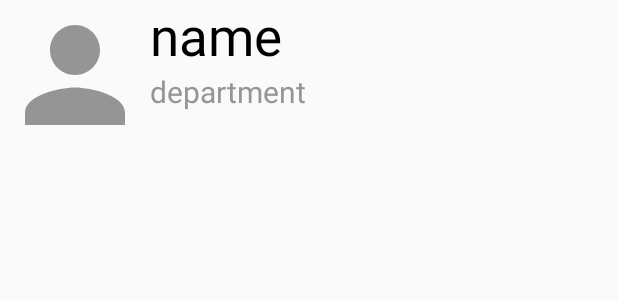
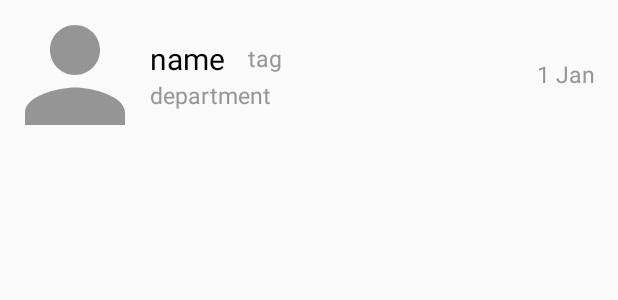
Before and after one commit to mironoff2007/persons_cards_list_viewpager, an Android app: the layout item_user.xml on its own in the app's theme, with its tools: preview values and no code run, on a phone screen of 412 x 824 dp. Shown: the top 300 px of the screen. Run offline under Robolectric (Android 15) with nearby library versions, the phone set to English and light mode, and no system bars.

Commit message:
Tag and birthday text is added to recyclerview item

```diff
--- a/app/src/main/java/ru/mironov/persons_cards_list_viewpager/ui/MainActivity.kt
+++ b/app/src/main/java/ru/mironov/persons_cards_list_viewpager/ui/MainActivity.kt
@@ -139,7 +139,7 @@ class MainActivity : AppCompatActivity() {
         bindingDialog.radioBirthDaySort.isChecked=SortBy.BIRTHDAY_SORT==sortBy
 
         dialog.requestWindowFeature(Window.FEATURE_NO_TITLE)
-        dialog.setContentView(bindingDialog.root)//R.layout.bottomsheetlayout)
+        dialog.setContentView(bindingDialog.root)
 
         dialog.show()
         dialog.window?.setLayout(ViewGroup.LayoutParams.MATCH_PARENT, ViewGroup.LayoutParams.WRAP_CONTENT)
@@ -169,6 +169,7 @@ class MainActivity : AppCompatActivity() {
     override fun onDestroy() {
         super.onDestroy()
         binding.search.removeTextChangedListener(textChangeListener)
+        bindingDialog.radioGroup.setOnCheckedChangeListener(null)
         _binding = null
         _bindingDialog=null
     }
--- a/app/src/main/java/ru/mironov/persons_cards_list_viewpager/ui/TabFragment.kt
+++ b/app/src/main/java/ru/mironov/persons_cards_list_viewpager/ui/TabFragment.kt
@@ -15,6 +15,7 @@ import androidx.recyclerview.widget.DividerItemDecoration
 import androidx.recyclerview.widget.LinearLayoutManager
 import dagger.hilt.android.AndroidEntryPoint
 import ru.mironov.persons_cards_list_viewpager.R
+import ru.mironov.persons_cards_list_viewpager.SortBy
 import ru.mironov.persons_cards_list_viewpager.Status
 import ru.mironov.persons_cards_list_viewpager.databinding.FragmentTabBinding
 import ru.mironov.persons_cards_list_viewpager.retrofit.JsonUser
@@ -78,6 +79,7 @@ class TabFragment : Fragment() {
             when (status) {
 
                 is Status.DATA -> {
+                    adapter.sortBy=viewModel.getParams()!!.sortBy
                     adapter.users = status.usersList!!.clone() as ArrayList<JsonUser?>
                 }
                 is Status.LOADING -> {
--- a/app/src/main/java/ru/mironov/persons_cards_list_viewpager/ui/recyclerview/UsersAdapter.kt
+++ b/app/src/main/java/ru/mironov/persons_cards_list_viewpager/ui/recyclerview/UsersAdapter.kt
@@ -5,6 +5,7 @@ import android.view.LayoutInflater
 import android.view.View
 import android.view.ViewGroup
 import androidx.recyclerview.widget.RecyclerView
+import ru.mironov.persons_cards_list_viewpager.SortBy
 import ru.mironov.persons_cards_list_viewpager.databinding.ItemUserBinding
 import ru.mironov.persons_cards_list_viewpager.retrofit.JsonUser
 import ru.mironov.persons_cards_list_viewpager.util.DepartmentNameUtil
@@ -18,7 +19,9 @@ class UsersAdapter(
 
     var users: ArrayList<JsonUser?> = ArrayList()
 
-    @SuppressLint("NotifyDataSetChanged")
+    var sortBy: SortBy?=null
+
+        @SuppressLint("NotifyDataSetChanged")
     set(newValue) {
         field = newValue
         notifyDataSetChanged()
@@ -38,6 +41,14 @@ class UsersAdapter(
         with(holder.binding) {
             userName.text=user?.firstName+" "+user?.lastName
             userDepartment.text=DepartmentNameUtil.getDepartmentName(userDepartment.context,user?.department!!)
+            userTag.text=user.userTag
+
+            if(sortBy==SortBy.BIRTHDAY_SORT){
+            userBirthday.text=user.birthday}
+            else{
+                userBirthday.text=""
+            }
+
         }
 
         val itemBinding = holder.binding
--- a/app/src/main/res/layout/item_user.xml
+++ b/app/src/main/res/layout/item_user.xml
@@ -1,17 +1,22 @@
 <?xml version="1.0" encoding="utf-8"?>
-<androidx.constraintlayout.widget.ConstraintLayout xmlns:android="http://schemas.android.com/apk/res/android"
+<LinearLayout xmlns:android="http://schemas.android.com/apk/res/android"
     xmlns:app="http://schemas.android.com/apk/res-auto"
     android:layout_width="match_parent"
-    android:layout_height="wrap_content">
+    android:layout_height="wrap_content"
+    android:orientation="horizontal">
 
     <ImageView
-        android:id="@+id/currency_icon"
+        android:id="@+id/user_avatar"
         android:layout_width="100dp"
         android:layout_height="100dp"
         android:src="@drawable/ic_baseline_person_24"
         app:layout_constraintBottom_toBottomOf="parent"
         app:layout_constraintStart_toStartOf="parent"
         app:layout_constraintTop_toTopOf="parent" />
+    <androidx.constraintlayout.widget.ConstraintLayout
+        android:layout_width="match_parent"
+        android:layout_height="wrap_content"
+        android:layout_gravity="center">
 
         <TextView
             android:id="@+id/user_name"
@@ -19,8 +24,8 @@
             android:layout_height="0dp"
             android:text="name"
             android:textColor="@color/black"
-        android:textSize="35dp"
-        app:layout_constraintStart_toEndOf="@+id/currency_icon"
+            android:textSize="20dp"
+            app:layout_constraintStart_toStartOf="parent"
             app:layout_constraintTop_toTopOf="parent" />
 
         <TextView
@@ -29,10 +34,38 @@
             android:layout_height="0dp"
             android:text="department"
             android:textColor="@color/gray_dark"
-        android:textSize="20dp"
-        app:layout_constraintStart_toEndOf="@+id/currency_icon"
+            android:textSize="15dp"
+            app:layout_constraintStart_toStartOf="parent"
             app:layout_constraintTop_toBottomOf="@id/user_name" />
 
+    <TextView
+        android:id="@+id/user_tag"
+        android:layout_width="wrap_content"
+        android:layout_height="0dp"
+        android:text="tag"
+        android:textColor="@color/gray_dark"
+        android:textSize="15dp"
+        android:gravity="center"
+        app:layout_constraintBottom_toBottomOf="@+id/user_name"
+        app:layout_constraintStart_toEndOf="@+id/user_name"
+        app:layout_constraintTop_toTopOf="@+id/user_name"
+        android:layout_marginLeft="15dp"/>
+
+
+        <TextView
+            android:id="@+id/user_birthday"
+            android:layout_width="wrap_content"
+            android:layout_height="0dp"
+            android:gravity="center"
+            android:text="1 Jan"
+            android:textColor="@color/gray_dark"
+            android:textSize="15dp"
+            app:layout_constraintBottom_toBottomOf="parent"
+            app:layout_constraintEnd_toEndOf="parent"
+            app:layout_constraintTop_toTopOf="parent"
+            android:layout_marginEnd="15dp"
+            android:layout_marginRight="15dp" />
 
 
     </androidx.constraintlayout.widget.ConstraintLayout>
+</LinearLayout>
```
Lines whose indentation alone changed are shown as unchanged.
